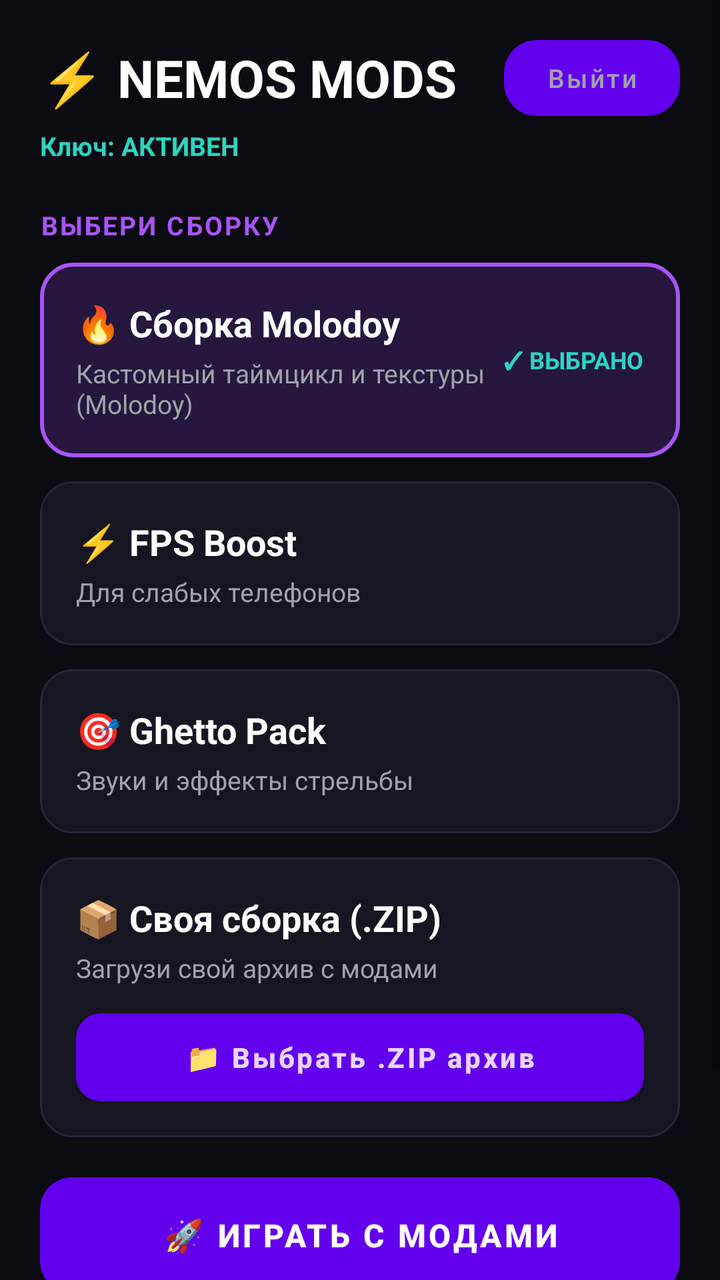
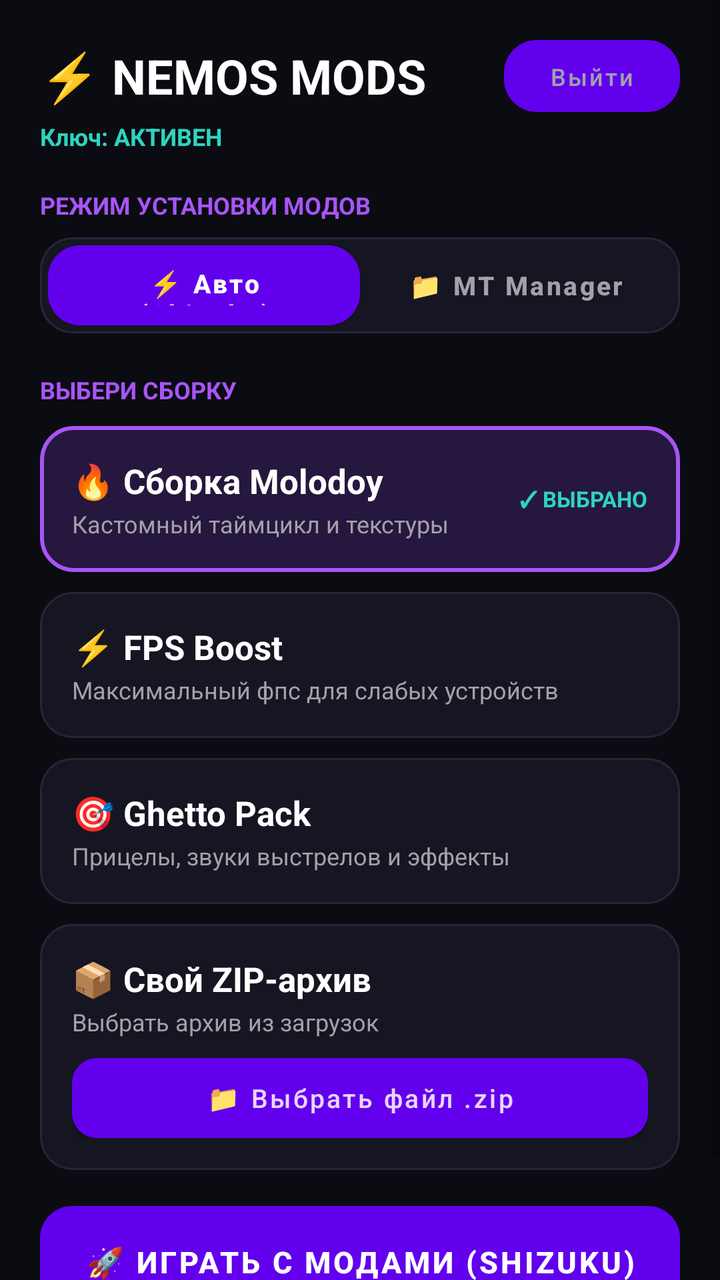

An Android layout rendered at two revisions. The XML below is the earlier revision; the diff shows what the commit changed to produce the second picture.
<!-- AndroidManifest.xml: application theme Theme.MaterialComponents.DayNight.NoActionBar -->
<!-- res/layout/activity_main.xml -->
<?xml version="1.0" encoding="utf-8"?>
<ScrollView xmlns:android="http://schemas.android.com/apk/res/android"
    android:layout_width="match_parent"
    android:layout_height="match_parent"
    android:background="#0B0B12"
    android:fillViewport="true">

    <LinearLayout
        android:layout_width="match_parent"
        android:layout_height="wrap_content"
        android:orientation="vertical"
        android:padding="20dp">

        <LinearLayout
            android:layout_width="match_parent"
            android:layout_height="wrap_content"
            android:gravity="center_vertical"
            android:orientation="horizontal">

            <TextView
                android:layout_width="0dp"
                android:layout_height="wrap_content"
                android:layout_weight="1"
                android:text="⚡ NEMOS MODS"
                android:textColor="#FFFFFF"
                android:textSize="26sp"
                android:textStyle="bold" />

            <Button
                android:id="@+id/btnLogout"
                android:layout_width="wrap_content"
                android:layout_height="38dp"
                android:background="@drawable/bg_card_unselected"
                android:paddingHorizontal="16dp"
                android:text="Выйти"
                android:textAllCaps="false"
                android:textColor="#A1A1AA"
                android:textSize="13sp" />
        </LinearLayout>

        <TextView
            android:id="@+id/tvSubInfo"
            android:layout_width="match_parent"
            android:layout_height="wrap_content"
            android:layout_marginTop="6dp"
            android:text="Ключ: АКТИВЕН"
            android:textColor="#2DD4BF"
            android:textSize="13sp"
            android:textStyle="bold" />

        <TextView
            android:layout_width="match_parent"
            android:layout_height="wrap_content"
            android:layout_marginTop="22dp"
            android:layout_marginBottom="10dp"
            android:letterSpacing="0.08"
            android:text="ВЫБЕРИ СБОРКУ"
            android:textColor="#A855F7"
            android:textSize="13sp"
            android:textStyle="bold" />

        
        <LinearLayout
            android:id="@+id/cardMolodoy"
            android:layout_width="match_parent"
            android:layout_height="wrap_content"
            android:layout_marginBottom="12dp"
            android:background="@drawable/bg_card_selected"
            android:gravity="center_vertical"
            android:orientation="horizontal"
            android:padding="18dp">

            <LinearLayout
                android:layout_width="0dp"
                android:layout_height="wrap_content"
                android:layout_weight="1"
                android:orientation="vertical">

                <TextView
                    android:layout_width="wrap_content"
                    android:layout_height="wrap_content"
                    android:text="🔥 Сборка Molodoy"
                    android:textColor="#FFFFFF"
                    android:textSize="18sp"
                    android:textStyle="bold" />

                <TextView
                    android:layout_width="wrap_content"
                    android:layout_height="wrap_content"
                    android:layout_marginTop="4dp"
                    android:text="Кастомный таймцикл и текстуры (Molodoy)"
                    android:textColor="#A1A1AA"
                    android:textSize="13sp" />
            </LinearLayout>

            <TextView
                android:id="@+id/tvBadgeMolodoy"
                android:layout_width="wrap_content"
                android:layout_height="wrap_content"
                android:text="✓ ВЫБРАНО"
                android:textColor="#2DD4BF"
                android:textSize="12sp"
                android:textStyle="bold" />
        </LinearLayout>

        
        <LinearLayout
            android:id="@+id/cardFps"
            android:layout_width="match_parent"
            android:layout_height="wrap_content"
            android:layout_marginBottom="12dp"
            android:background="@drawable/bg_card_unselected"
            android:gravity="center_vertical"
            android:orientation="horizontal"
            android:padding="18dp">

            <LinearLayout
                android:layout_width="0dp"
                android:layout_height="wrap_content"
                android:layout_weight="1"
                android:orientation="vertical">

                <TextView
                    android:layout_width="wrap_content"
                    android:layout_height="wrap_content"
                    android:text="⚡ FPS Boost"
                    android:textColor="#FFFFFF"
                    android:textSize="18sp"
                    android:textStyle="bold" />

                <TextView
                    android:layout_width="wrap_content"
                    android:layout_height="wrap_content"
                    android:layout_marginTop="4dp"
                    android:text="Для слабых телефонов"
                    android:textColor="#A1A1AA"
                    android:textSize="13sp" />
            </LinearLayout>

            <TextView
                android:id="@+id/tvBadgeFps"
                android:layout_width="wrap_content"
                android:layout_height="wrap_content"
                android:text="✓ ВЫБРАНО"
                android:textColor="#2DD4BF"
                android:textSize="12sp"
                android:textStyle="bold"
                android:visibility="gone" />
        </LinearLayout>

        
        <LinearLayout
            android:id="@+id/cardGhetto"
            android:layout_width="match_parent"
            android:layout_height="wrap_content"
            android:layout_marginBottom="12dp"
            android:background="@drawable/bg_card_unselected"
            android:gravity="center_vertical"
            android:orientation="horizontal"
            android:padding="18dp">

            <LinearLayout
                android:layout_width="0dp"
                android:layout_height="wrap_content"
                android:layout_weight="1"
                android:orientation="vertical">

                <TextView
                    android:layout_width="wrap_content"
                    android:layout_height="wrap_content"
                    android:text="🎯 Ghetto Pack"
                    android:textColor="#FFFFFF"
                    android:textSize="18sp"
                    android:textStyle="bold" />

                <TextView
                    android:layout_width="wrap_content"
                    android:layout_height="wrap_content"
                    android:layout_marginTop="4dp"
                    android:text="Звуки и эффекты стрельбы"
                    android:textColor="#A1A1AA"
                    android:textSize="13sp" />
            </LinearLayout>

            <TextView
                android:id="@+id/tvBadgeGhetto"
                android:layout_width="wrap_content"
                android:layout_height="wrap_content"
                android:text="✓ ВЫБРАНО"
                android:textColor="#2DD4BF"
                android:textSize="12sp"
                android:textStyle="bold"
                android:visibility="gone" />
        </LinearLayout>

        
        <LinearLayout
            android:id="@+id/cardCustom"
            android:layout_width="match_parent"
            android:layout_height="wrap_content"
            android:layout_marginBottom="20dp"
            android:background="@drawable/bg_card_unselected"
            android:orientation="vertical"
            android:padding="18dp">

            <LinearLayout
                android:layout_width="match_parent"
                android:layout_height="wrap_content"
                android:gravity="center_vertical"
                android:orientation="horizontal">

                <LinearLayout
                    android:layout_width="0dp"
                    android:layout_height="wrap_content"
                    android:layout_weight="1"
                    android:orientation="vertical">

                    <TextView
                        android:layout_width="wrap_content"
                        android:layout_height="wrap_content"
                        android:text="📦 Своя сборка (.ZIP)"
                        android:textColor="#FFFFFF"
                        android:textSize="18sp"
                        android:textStyle="bold" />

                    <TextView
                        android:id="@+id/tvCustomZipName"
                        android:layout_width="wrap_content"
                        android:layout_height="wrap_content"
                        android:layout_marginTop="4dp"
                        android:text="Загрузи свой архив с модами"
                        android:textColor="#A1A1AA"
                        android:textSize="13sp" />
                </LinearLayout>

                <TextView
                    android:id="@+id/tvBadgeCustom"
                    android:layout_width="wrap_content"
                    android:layout_height="wrap_content"
                    android:text="✓ ВЫБРАНО"
                    android:textColor="#2DD4BF"
                    android:textSize="12sp"
                    android:textStyle="bold"
                    android:visibility="gone" />
            </LinearLayout>

            <Button
                android:id="@+id/btnPickZip"
                android:layout_width="match_parent"
                android:layout_height="44dp"
                android:layout_marginTop="14dp"
                android:background="@drawable/bg_btn_outline"
                android:text="📁 Выбрать .ZIP архив"
                android:textAllCaps="false"
                android:textColor="#E9D5FF"
                android:textSize="14sp"
                android:textStyle="bold" />
        </LinearLayout>

        <Button
            android:id="@+id/btnPlay"
            android:layout_width="match_parent"
            android:layout_height="58dp"
            android:background="@drawable/bg_btn_primary"
            android:text="🚀 ИГРАТЬ С МОДАМИ"
            android:textAllCaps="true"
            android:textColor="#FFFFFF"
            android:textSize="16sp"
            android:textStyle="bold" />

        <TextView
            android:id="@+id/tvStatus"
            android:layout_width="match_parent"
            android:layout_height="wrap_content"
            android:layout_marginTop="12dp"
            android:gravity="center"
            android:text="Сборка Molodoy готова к запуску"
            android:textColor="#A1A1AA"
            android:textSize="13sp" />

        
        <LinearLayout
            android:layout_width="match_parent"
            android:layout_height="wrap_content"
            android:layout_marginTop="18dp"
            android:background="@drawable/bg_card_unselected"
            android:orientation="vertical"
            android:padding="16dp">

            <LinearLayout
                android:id="@+id/btnToggleSettings"
                android:layout_width="match_parent"
                android:layout_height="wrap_content"
                android:gravity="center_vertical"
                android:orientation="horizontal">

                <TextView
                    android:layout_width="0dp"
                    android:layout_height="wrap_content"
                    android:layout_weight="1"
                    android:text="⚙️ Настройки"
                    android:textColor="#FFFFFF"
                    android:textSize="15sp"
                    android:textStyle="bold" />

                <TextView
                    android:id="@+id/tvSettingsToggle"
                    android:layout_width="wrap_content"
                    android:layout_height="wrap_content"
                    android:text="Показать ▼"
                    android:textColor="#A855F7"
                    android:textSize="13sp"
                    android:textStyle="bold" />
            </LinearLayout>

            <LinearLayout
                android:id="@+id/layoutSettingsContent"
                android:layout_width="match_parent"
                android:layout_height="wrap_content"
                android:layout_marginTop="14dp"
                android:orientation="vertical"
                android:visibility="gone">

                <TextView
                    android:layout_width="wrap_content"
                    android:layout_height="wrap_content"
                    android:text="Задержка Hot-Swap (сек):"
                    android:textColor="#A1A1AA"
                    android:textSize="13sp" />

                <EditText
                    android:id="@+id/etSwapDelay"
                    android:layout_width="match_parent"
                    android:layout_height="44dp"
                    android:layout_marginTop="6dp"
                    android:background="@drawable/bg_btn_outline"
                    android:inputType="number"
                    android:paddingHorizontal="12dp"
                    android:text="17"
                    android:textColor="#FFFFFF"
                    android:textSize="14sp" />

                <Button
                    android:id="@+id/btnSaveSettings"
                    android:layout_width="match_parent"
                    android:layout_height="44dp"
                    android:layout_marginTop="10dp"
                    android:background="@drawable/bg_btn_primary"
                    android:text="Сохранить"
                    android:textAllCaps="false"
                    android:textColor="#FFFFFF"
                    android:textSize="14sp" />
            </LinearLayout>
        </LinearLayout>

    </LinearLayout>
</ScrollView>
<!-- resources referenced by this layout -->
<resources>
  <!-- drawable bg_btn_outline (drawable) -->
  <?xml version="1.0" encoding="utf-8"?>
  <shape xmlns:android="http://schemas.android.com/apk/res/android" android:shape="rectangle">
      <solid android:color="#1A102B" />
      <stroke android:width="1dp" android:color="#7E22CE" />
      <corners android:radius="12dp" />
  </shape>
  <!-- drawable bg_btn_primary (drawable) -->
  <?xml version="1.0" encoding="utf-8"?>
  <shape xmlns:android="http://schemas.android.com/apk/res/android" android:shape="rectangle">
      <solid android:color="#9333EA" />
      <corners android:radius="16dp" />
  </shape>
  <!-- drawable bg_card_selected (drawable) -->
  <?xml version="1.0" encoding="utf-8"?>
  <shape xmlns:android="http://schemas.android.com/apk/res/android" android:shape="rectangle">
      <solid android:color="#26173E" />
      <stroke android:width="2dp" android:color="#A855F7" />
      <corners android:radius="16dp" />
  </shape>
  <!-- drawable bg_card_unselected (drawable) -->
  <?xml version="1.0" encoding="utf-8"?>
  <shape xmlns:android="http://schemas.android.com/apk/res/android" android:shape="rectangle">
      <solid android:color="#161622" />
      <stroke android:width="1dp" android:color="#262638" />
      <corners android:radius="16dp" />
  </shape>
</resources>

<!-- the commit's change to res/layout/activity_main.xml (unified diff, before → after) -->
@@ -11,6 +11,7 @@
         android:orientation="vertical"
         android:padding="20dp">
 
+        
         <LinearLayout
             android:layout_width="match_parent"
             android:layout_height="wrap_content"
@@ -23,40 +24,83 @@
                 android:layout_weight="1"
                 android:text="⚡ NEMOS MODS"
                 android:textColor="#FFFFFF"
-                android:textSize="26sp"
+                android:textSize="24sp"
                 android:textStyle="bold" />
 
             <Button
                 android:id="@+id/btnLogout"
                 android:layout_width="wrap_content"
-                android:layout_height="38dp"
+                android:layout_height="36dp"
                 android:background="@drawable/bg_card_unselected"
-                android:paddingHorizontal="16dp"
+                android:paddingHorizontal="14dp"
                 android:text="Выйти"
                 android:textAllCaps="false"
                 android:textColor="#A1A1AA"
-                android:textSize="13sp" />
+                android:textSize="12sp" />
         </LinearLayout>
 
         <TextView
             android:id="@+id/tvSubInfo"
             android:layout_width="match_parent"
             android:layout_height="wrap_content"
-            android:layout_marginTop="6dp"
+            android:layout_marginTop="4dp"
             android:text="Ключ: АКТИВЕН"
             android:textColor="#2DD4BF"
-            android:textSize="13sp"
+            android:textSize="12sp"
             android:textStyle="bold" />
 
+        
         <TextView
             android:layout_width="match_parent"
             android:layout_height="wrap_content"
-            android:layout_marginTop="22dp"
+            android:layout_marginTop="18dp"
+            android:layout_marginBottom="8dp"
+            android:text="РЕЖИМ УСТАНОВКИ МОДОВ"
+            android:textColor="#A855F7"
+            android:textSize="12sp"
+            android:textStyle="bold" />
+
+        <LinearLayout
+            android:layout_width="match_parent"
+            android:layout_height="48dp"
+            android:background="@drawable/bg_card_unselected"
+            android:orientation="horizontal"
+            android:padding="4dp">
+
+            <Button
+                android:id="@+id/btnTabShizuku"
+                android:layout_width="0dp"
+                android:layout_height="match_parent"
+                android:layout_weight="1"
+                android:background="@drawable/bg_btn_primary"
+                android:text="⚡ Авто (Shizuku)"
+                android:textAllCaps="false"
+                android:textColor="#FFFFFF"
+                android:textSize="13sp"
+                android:textStyle="bold" />
+
+            <Button
+                android:id="@+id/btnTabMt"
+                android:layout_width="0dp"
+                android:layout_height="match_parent"
+                android:layout_weight="1"
+                android:background="@android:color/transparent"
+                android:text="📁 MT Manager"
+                android:textAllCaps="false"
+                android:textColor="#A1A1AA"
+                android:textSize="13sp"
+                android:textStyle="bold" />
+        </LinearLayout>
+
+        
+        <TextView
+            android:layout_width="match_parent"
+            android:layout_height="wrap_content"
+            android:layout_marginTop="20dp"
             android:layout_marginBottom="10dp"
-            android:letterSpacing="0.08"
             android:text="ВЫБЕРИ СБОРКУ"
             android:textColor="#A855F7"
-            android:textSize="13sp"
+            android:textSize="12sp"
             android:textStyle="bold" />
 
         
@@ -64,11 +108,11 @@
             android:id="@+id/cardMolodoy"
             android:layout_width="match_parent"
             android:layout_height="wrap_content"
-            android:layout_marginBottom="12dp"
+            android:layout_marginBottom="10dp"
             android:background="@drawable/bg_card_selected"
             android:gravity="center_vertical"
             android:orientation="horizontal"
-            android:padding="18dp">
+            android:padding="16dp">
 
             <LinearLayout
                 android:layout_width="0dp"
@@ -81,16 +125,16 @@
                     android:layout_height="wrap_content"
                     android:text="🔥 Сборка Molodoy"
                     android:textColor="#FFFFFF"
-                    android:textSize="18sp"
+                    android:textSize="17sp"
                     android:textStyle="bold" />
 
                 <TextView
                     android:layout_width="wrap_content"
                     android:layout_height="wrap_content"
-                    android:layout_marginTop="4dp"
-                    android:text="Кастомный таймцикл и текстуры (Molodoy)"
+                    android:layout_marginTop="2dp"
+                    android:text="Кастомный таймцикл и текстуры"
                     android:textColor="#A1A1AA"
-                    android:textSize="13sp" />
+                    android:textSize="12sp" />
             </LinearLayout>
 
             <TextView
@@ -99,7 +143,7 @@
                 android:layout_height="wrap_content"
                 android:text="✓ ВЫБРАНО"
                 android:textColor="#2DD4BF"
-                android:textSize="12sp"
+                android:textSize="11sp"
                 android:textStyle="bold" />
         </LinearLayout>
 
@@ -108,11 +152,11 @@
             android:id="@+id/cardFps"
             android:layout_width="match_parent"
             android:layout_height="wrap_content"
-            android:layout_marginBottom="12dp"
+            android:layout_marginBottom="10dp"
             android:background="@drawable/bg_card_unselected"
             android:gravity="center_vertical"
             android:orientation="horizontal"
-            android:padding="18dp">
+            android:padding="16dp">
 
             <LinearLayout
                 android:layout_width="0dp"
@@ -125,16 +169,16 @@
                     android:layout_height="wrap_content"
                     android:text="⚡ FPS Boost"
                     android:textColor="#FFFFFF"
-                    android:textSize="18sp"
+                    android:textSize="17sp"
                     android:textStyle="bold" />
 
                 <TextView
                     android:layout_width="wrap_content"
                     android:layout_height="wrap_content"
-                    android:layout_marginTop="4dp"
-                    android:text="Для слабых телефонов"
+                    android:layout_marginTop="2dp"
+                    android:text="Максимальный фпс для слабых устройств"
                     android:textColor="#A1A1AA"
-                    android:textSize="13sp" />
+                    android:textSize="12sp" />
             </LinearLayout>
 
             <TextView
@@ -143,7 +187,7 @@
                 android:layout_height="wrap_content"
                 android:text="✓ ВЫБРАНО"
                 android:textColor="#2DD4BF"
-                android:textSize="12sp"
+                android:textSize="11sp"
                 android:textStyle="bold"
                 android:visibility="gone" />
         </LinearLayout>
@@ -153,11 +197,11 @@
             android:id="@+id/cardGhetto"
             android:layout_width="match_parent"
             android:layout_height="wrap_content"
-            android:layout_marginBottom="12dp"
+            android:layout_marginBottom="10dp"
             android:background="@drawable/bg_card_unselected"
             android:gravity="center_vertical"
             android:orientation="horizontal"
-            android:padding="18dp">
+            android:padding="16dp">
 
             <LinearLayout
                 android:layout_width="0dp"
@@ -170,16 +214,16 @@
                     android:layout_height="wrap_content"
                     android:text="🎯 Ghetto Pack"
                     android:textColor="#FFFFFF"
-                    android:textSize="18sp"
+                    android:textSize="17sp"
                     android:textStyle="bold" />
 
                 <TextView
                     android:layout_width="wrap_content"
                     android:layout_height="wrap_content"
-                    android:layout_marginTop="4dp"
-                    android:text="Звуки и эффекты стрельбы"
+                    android:layout_marginTop="2dp"
+                    android:text="Прицелы, звуки выстрелов и эффекты"
                     android:textColor="#A1A1AA"
-                    android:textSize="13sp" />
+                    android:textSize="12sp" />
             </LinearLayout>
 
             <TextView
@@ -188,7 +232,7 @@
                 android:layout_height="wrap_content"
                 android:text="✓ ВЫБРАНО"
                 android:textColor="#2DD4BF"
-                android:textSize="12sp"
+                android:textSize="11sp"
                 android:textStyle="bold"
                 android:visibility="gone" />
         </LinearLayout>
@@ -198,10 +242,10 @@
             android:id="@+id/cardCustom"
             android:layout_width="match_parent"
             android:layout_height="wrap_content"
-            android:layout_marginBottom="20dp"
+            android:layout_marginBottom="18dp"
             android:background="@drawable/bg_card_unselected"
             android:orientation="vertical"
-            android:padding="18dp">
+            android:padding="16dp">
 
             <LinearLayout
                 android:layout_width="match_parent"
@@ -218,19 +262,19 @@
                     <TextView
                         android:layout_width="wrap_content"
                         android:layout_height="wrap_content"
-                        android:text="📦 Своя сборка (.ZIP)"
+                        android:text="📦 Свой ZIP-архив"
                         android:textColor="#FFFFFF"
-                        android:textSize="18sp"
+                        android:textSize="17sp"
                         android:textStyle="bold" />
 
                     <TextView
                         android:id="@+id/tvCustomZipName"
                         android:layout_width="wrap_content"
                         android:layout_height="wrap_content"
-                        android:layout_marginTop="4dp"
-                        android:text="Загрузи свой архив с модами"
+                        android:layout_marginTop="2dp"
+                        android:text="Выбрать архив из загрузок"
                         android:textColor="#A1A1AA"
-                        android:textSize="13sp" />
+                        android:textSize="12sp" />
                 </LinearLayout>
 
                 <TextView
@@ -239,7 +283,7 @@
                     android:layout_height="wrap_content"
                     android:text="✓ ВЫБРАНО"
                     android:textColor="#2DD4BF"
-                    android:textSize="12sp"
+                    android:textSize="11sp"
                     android:textStyle="bold"
                     android:visibility="gone" />
             </LinearLayout>
@@ -247,26 +291,59 @@
             <Button
                 android:id="@+id/btnPickZip"
                 android:layout_width="match_parent"
-                android:layout_height="44dp"
-                android:layout_marginTop="14dp"
+                android:layout_height="40dp"
+                android:layout_marginTop="10dp"
                 android:background="@drawable/bg_btn_outline"
-                android:text="📁 Выбрать .ZIP архив"
+                android:text="📁 Выбрать файл .zip"
+                android:textAllCaps="false"
+                android:textColor="#E9D5FF"
+                android:textSize="13sp" />
+        </LinearLayout>
+
+        
+        <Button
+            android:id="@+id/btnPrimaryAction"
+            android:layout_width="match_parent"
+            android:layout_height="56dp"
+            android:background="@drawable/bg_btn_primary"
+            android:text="🚀 ИГРАТЬ С МОДАМИ (SHIZUKU)"
+            android:textAllCaps="true"
+            android:textColor="#FFFFFF"
+            android:textSize="15sp"
+            android:textStyle="bold" />
+
+        
+        <LinearLayout
+            android:id="@+id/layoutMtButtons"
+            android:layout_width="match_parent"
+            android:layout_height="wrap_content"
+            android:layout_marginTop="10dp"
+            android:orientation="vertical"
+            android:visibility="gone">
+
+            <Button
+                android:id="@+id/btnOpenMt"
+                android:layout_width="match_parent"
+                android:layout_height="46dp"
+                android:background="@drawable/bg_btn_outline"
+                android:text="📲 Открыть MT Manager"
                 android:textAllCaps="false"
                 android:textColor="#E9D5FF"
                 android:textSize="14sp"
                 android:textStyle="bold" />
-        </LinearLayout>
-
-        <Button
-            android:id="@+id/btnPlay"
-            android:layout_width="match_parent"
-            android:layout_height="58dp"
-            android:background="@drawable/bg_btn_primary"
-            android:text="🚀 ИГРАТЬ С МОДАМИ"
-            android:textAllCaps="true"
-            android:textColor="#FFFFFF"
-            android:textSize="16sp"
-            android:textStyle="bold" />
+
+            <Button
+                android:id="@+id/btnLaunchGameDirect"
+                android:layout_width="match_parent"
+                android:layout_height="46dp"
+                android:layout_marginTop="8dp"
+                android:background="@drawable/bg_card_unselected"
+                android:text="🎮 Запустить Grand Mobile"
+                android:textAllCaps="false"
+                android:textColor="#2DD4BF"
+                android:textSize="14sp"
+                android:textStyle="bold" />
+        </LinearLayout>
 
         <TextView
             android:id="@+id/tvStatus"
@@ -274,84 +351,9 @@
             android:layout_height="wrap_content"
             android:layout_marginTop="12dp"
             android:gravity="center"
-            android:text="Сборка Molodoy готова к запуску"
+            android:text="Сборка готова к запуску"
             android:textColor="#A1A1AA"
             android:textSize="13sp" />
 
-        
-        <LinearLayout
-            android:layout_width="match_parent"
-            android:layout_height="wrap_content"
-            android:layout_marginTop="18dp"
-            android:background="@drawable/bg_card_unselected"
-            android:orientation="vertical"
-            android:padding="16dp">
-
-            <LinearLayout
-                android:id="@+id/btnToggleSettings"
-                android:layout_width="match_parent"
-                android:layout_height="wrap_content"
-                android:gravity="center_vertical"
-                android:orientation="horizontal">
-
-                <TextView
-                    android:layout_width="0dp"
-                    android:layout_height="wrap_content"
-                    android:layout_weight="1"
-                    android:text="⚙️ Настройки"
-                    android:textColor="#FFFFFF"
-                    android:textSize="15sp"
-                    android:textStyle="bold" />
-
-                <TextView
-                    android:id="@+id/tvSettingsToggle"
-                    android:layout_width="wrap_content"
-                    android:layout_height="wrap_content"
-                    android:text="Показать ▼"
-                    android:textColor="#A855F7"
-                    android:textSize="13sp"
-                    android:textStyle="bold" />
-            </LinearLayout>
-
-            <LinearLayout
-                android:id="@+id/layoutSettingsContent"
-                android:layout_width="match_parent"
-                android:layout_height="wrap_content"
-                android:layout_marginTop="14dp"
-                android:orientation="vertical"
-                android:visibility="gone">
-
-                <TextView
-                    android:layout_width="wrap_content"
-                    android:layout_height="wrap_content"
-                    android:text="Задержка Hot-Swap (сек):"
-                    android:textColor="#A1A1AA"
-                    android:textSize="13sp" />
-
-                <EditText
-                    android:id="@+id/etSwapDelay"
-                    android:layout_width="match_parent"
-                    android:layout_height="44dp"
-                    android:layout_marginTop="6dp"
-                    android:background="@drawable/bg_btn_outline"
-                    android:inputType="number"
-                    android:paddingHorizontal="12dp"
-                    android:text="17"
-                    android:textColor="#FFFFFF"
-                    android:textSize="14sp" />
-
-                <Button
-                    android:id="@+id/btnSaveSettings"
-                    android:layout_width="match_parent"
-                    android:layout_height="44dp"
-                    android:layout_marginTop="10dp"
-                    android:background="@drawable/bg_btn_primary"
-                    android:text="Сохранить"
-                    android:textAllCaps="false"
-                    android:textColor="#FFFFFF"
-                    android:textSize="14sp" />
-            </LinearLayout>
-        </LinearLayout>
-
     </LinearLayout>
 </ScrollView>
